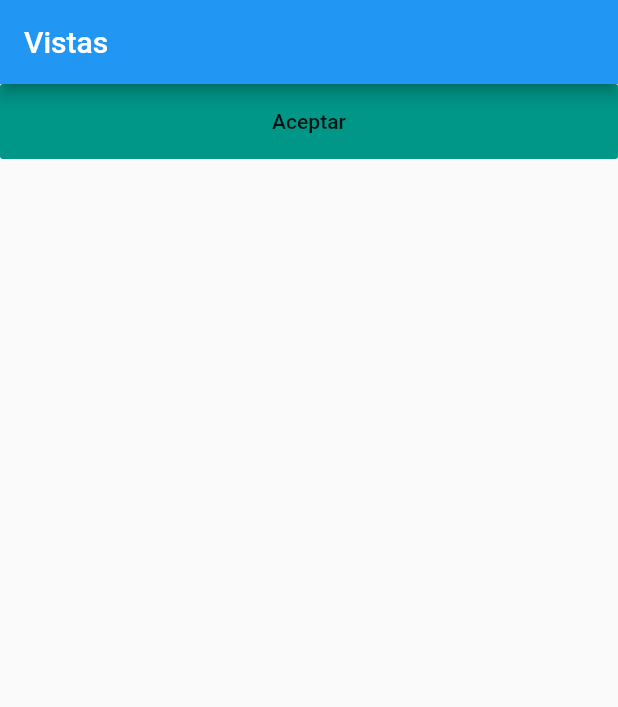
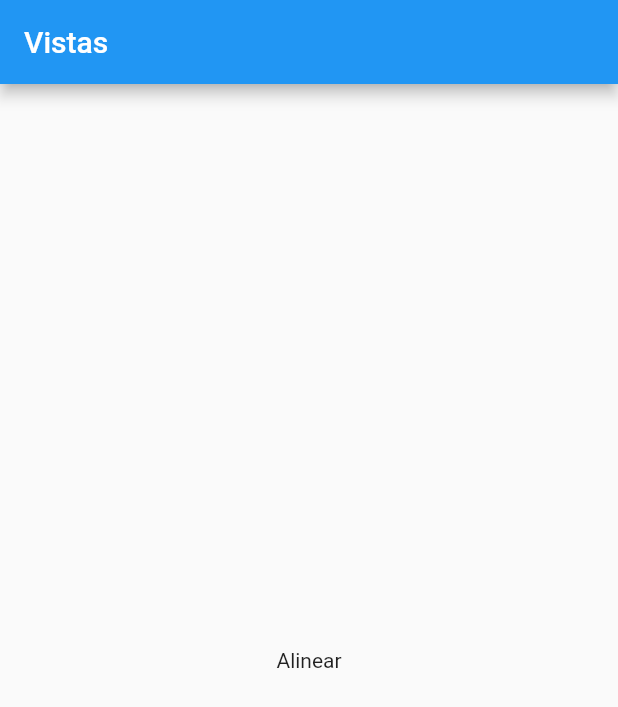
Before and after one commit to Marineford2410/vista, a Flutter app: the screen it shows after launch, on a phone screen of 412 x 824 dp. Shown: the top 707 px of the screen. Run offline on Flutter 3.47's test engine with Material 2 defaults, Android fonts, the phone set to English and light mode, and no system bars.

Commit message:
Align y Alignment: posición de un widget en un punto especifico de la pantalla

```diff
--- a/lib/main.dart
+++ b/lib/main.dart
@@ -11,16 +11,11 @@ class Vista extends StatelessWidget{
         appBar: AppBar(
           title: Text('Vistas'),
         ),
-        body: SizedBox(
-          width: double.infinity,
-          height: 50,
-          child: FlatButton(
-            color: Colors.teal,
-            child: Text('Aceptar'),
-            onPressed: (){
-
-            },
-          ),
+        body:
+        Align(
+          alignment: Alignment(0, 0),   // x(0 => centro, -1 => izquierda, 1 => derecha)
+                                            // y(0 => centro, -1 => arriba, 1 => abajo)
+          child: Text('Alinear'),
         ),
       ),
     );
```
